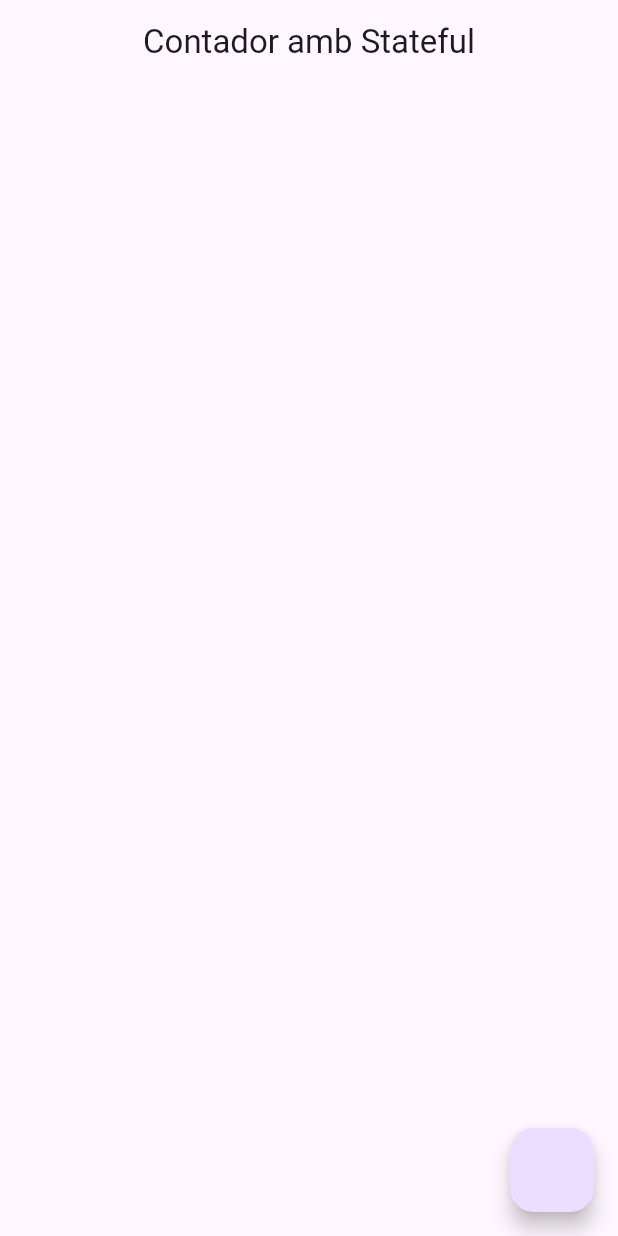
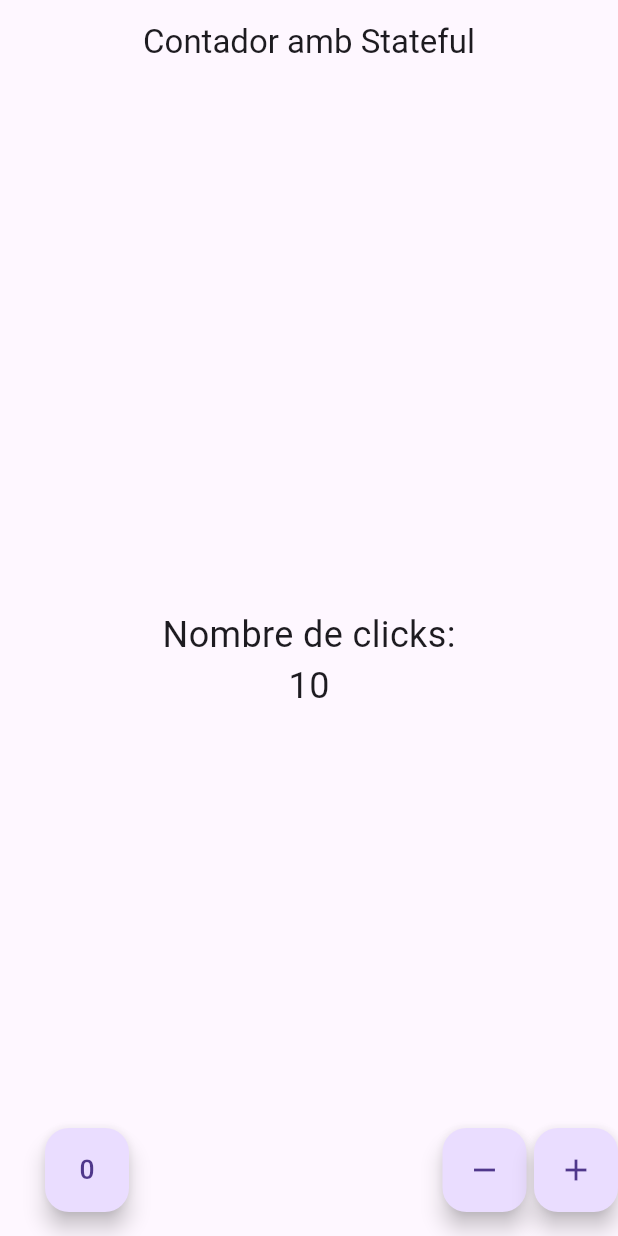
Before and after one commit to victorantonioalvarez-ux/MiPrimeraAppFlutter, a Flutter app: the screen it shows after launch, on a phone screen of 412 x 824 dp. Run offline on Flutter 3.47's test engine with Material 3 defaults, Android fonts, the phone set to English and light mode, and no system bars.

Commit message:
feat: acabado

```diff
--- a/lib/app.dart
+++ b/lib/app.dart
@@ -1,16 +1,14 @@
 import 'package:flutter/material.dart';
-import 'contador_page.dart';
+import "pages/contador_page.dart";
 
-
-class MyApp extends StatelessWidget{
-
+class SaMevaApp extends StatelessWidget {
   @override
   Widget build(context) {
     return MaterialApp(
       debugShowCheckedModeBanner: false,
       home: Center(
         child: ContadorPage(),
-      )
+      ),
     );
   }
 }
--- a/lib/contador_page.dart
+++ /dev/null
@@ -1,31 +0,0 @@
-import 'package:flutter/material.dart';
-
-class ContadorPage extends StatefulWidget{
-
-
- @override
- createState() => _ContadorPageState();
-
-}
-
-class _ContadorPageState extends State<ContadorPage>{
-  final _estil= TextStyle(fontSize: 24);
-  int _contador = 10;
-
-  @override
-  Widget build(BuildContext context){
-    return Scaffold(
-      appBar: AppBar(
-        title: Text("Contador amb Stateful"),
-        centerTitle: true,
-      ),
-      floatingActionButton: FloatingActionButton(
-        onPressed: () {
-          //print("Uep, com anam");
-          setState(() {
-            _contador++;
-          });
-        },
-    );
-  }
-}
--- a/lib/main.dart
+++ b/lib/main.dart
@@ -1,6 +1,6 @@
 import 'package:flutter/material.dart';
 import 'app.dart';
 
-void main(){
-  runApp(new MyApp());
+void main() {
+  runApp(new SaMevaApp());
 }
--- /dev/null
+++ b/lib/pages/contador_page.dart
@@ -0,0 +1,66 @@
+import 'package:flutter/material.dart';
+
+class ContadorPage extends StatefulWidget {
+  @override
+  createState() => _ContadorPageState();
+}
+
+class _ContadorPageState extends State<ContadorPage> {
+  final _estil = TextStyle(fontSize: 24);
+  int _contador = 10;
+
+  @override
+  Widget build(BuildContext context) {
+    return Scaffold(
+      appBar: AppBar(
+        title: Text('Contador amb Stateful'),
+        centerTitle: true,
+      ),
+      body: Center(
+        child: Column(
+          mainAxisAlignment: MainAxisAlignment.center,
+          children: [
+            Text('Nombre de clicks:', style: _estil),
+            Text('$_contador', style: _estil),
+          ],
+        ),
+      ),
+      floatingActionButton: _crearBotons(),
+      floatingActionButtonLocation: FloatingActionButtonLocation.centerFloat,
+    );
+  }
+
+  Widget _crearBotons() {
+    return Row(
+      children: [
+        SizedBox(width: 30.0),
+        FloatingActionButton(
+          child: Icon(Icons.exposure_zero),
+          onPressed: _reiniciar,
+        ),
+        Expanded(child: SizedBox()),
+        FloatingActionButton(
+          child: Icon(Icons.remove),
+          onPressed: _restar,
+        ),
+        SizedBox(width: 5.0),
+        FloatingActionButton(
+          child: Icon(Icons.add),
+          onPressed: _sumar,
+        ),
+      ],
+    );
+  }
+
+  void _sumar() {
+    setState(() => _contador++);
+  }
+
+  void _restar() {
+    setState(() => _contador--);
+  }
+
+  void _reiniciar() {
+    setState(() => _contador = 0);
+  }
+}
```
Also changed, not shown: lib/screens/home_page.dart (+7 -12 lines), 1 other file.
